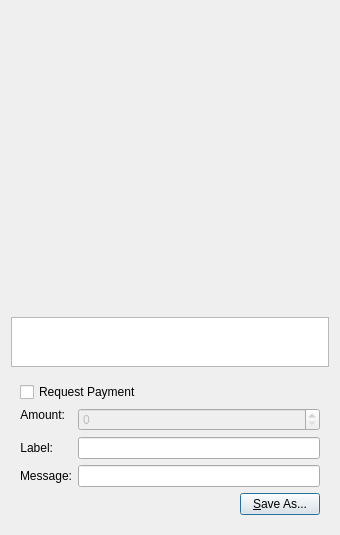
Before: the Qt Designer form src/qt/forms/qrcodedialog.ui in NoirX/NoirShares-v2-old, drawn with Qt 5.
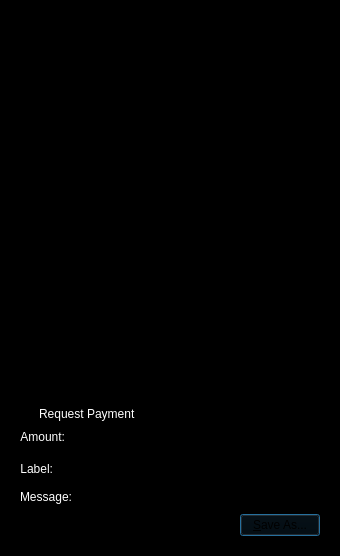
After: the same form once the commit is applied. Custom widgets are drawn as their Qt base class.

Diff of the .ui file:
```diff
--- a/src/qt/forms/qrcodedialog.ui
+++ b/src/qt/forms/qrcodedialog.ui
@@ -7,12 +7,16 @@
     <x>0</x>
     <y>0</y>
     <width>340</width>
-    <height>530</height>
+    <height>556</height>
    </rect>
   </property>
   <property name="windowTitle">
    <string>QR Code Dialog</string>
   </property>
+  <property name="styleSheet">
+   <string notr="true">background-color: rgb(0, 0, 0);
+color: rgb(255, 255, 255);</string>
+  </property>
   <layout class="QVBoxLayout" name="verticalLayout_3">
    <item>
     <widget class="QLabel" name="lblQRCode">
@@ -171,6 +175,9 @@
         </item>
         <item>
          <widget class="QPushButton" name="btnSaveAs">
+          <property name="styleSheet">
+           <string notr="true">color: rgb(0, 0, 0);</string>
+          </property>
           <property name="text">
            <string>&amp;Save As...</string>
           </property>
@@ -186,7 +193,7 @@
  <customwidgets>
   <customwidget>
    <class>BitcoinAmountField</class>
-   <extends>QSpinBox</extends>
+   <extends>QLineEdit</extends>
    <header>bitcoinamountfield.h</header>
   </customwidget>
  </customwidgets>
```
Left out of the diff: 1 changed line with no effect on the pictures.
